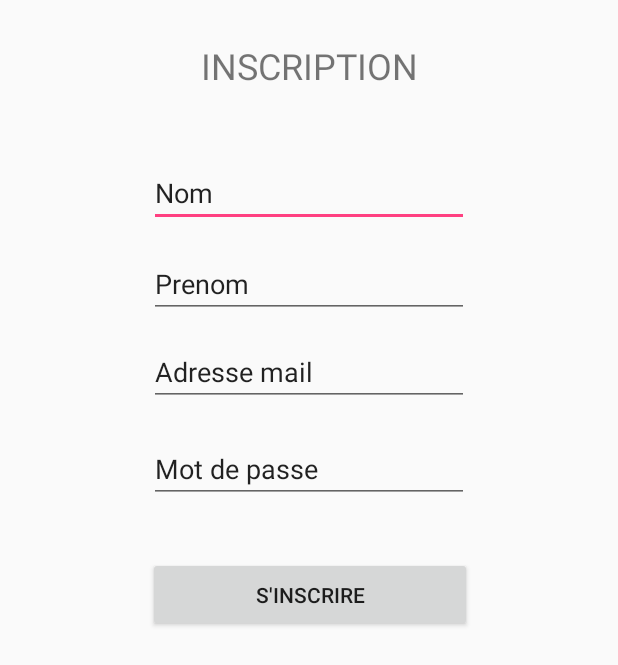
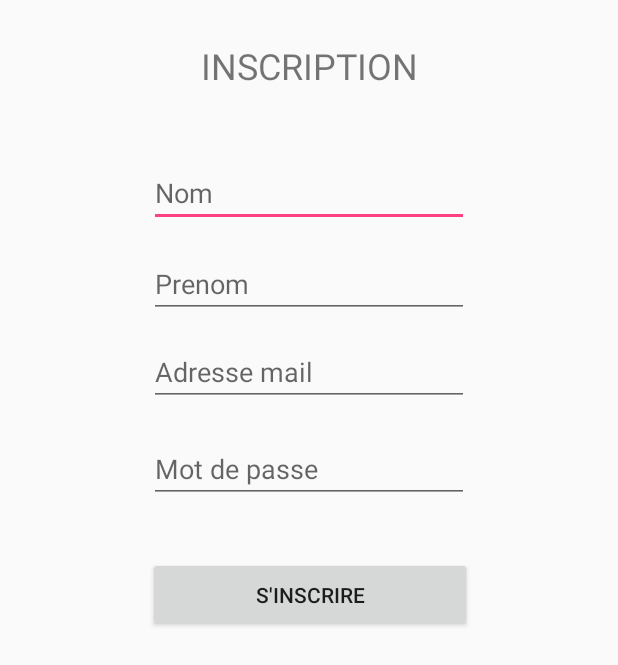
Before and after one commit to EmericN/ATable, an Android app: the screen it shows after launch (InscriptionActivity), after a tap on "INSCRIPTION", on a phone screen of 412 x 824 dp. Shown: the top 665 px of the screen. Run offline under Robolectric (Android 15) with nearby library versions, the phone set to English and light mode, and no system bars; our stand-ins replace Firebase (no records; nobody signed in at launch, a user with empty details on screens opened directly); 1 other tap on this screen came first.

```diff
--- a/app/build.gradle
+++ b/app/build.gradle
@@ -26,8 +26,11 @@ dependencies {
     })
     compile 'com.android.support:appcompat-v7:25.3.1'
     compile 'com.android.support.constraint:constraint-layout:1.0.2'
-    testCompile 'junit:junit:4.12'
     compile 'com.android.support:design:25.3.1'
     compile 'com.android.support:palette-v7:25.3.1'
     compile 'com.android.support:recyclerview-v7:25.3.1'
+    compile 'com.google.firebase:firebase-auth:10.0.1'
+    compile 'com.google.firebase:firebase-database:10.0.1'
+    testCompile 'junit:junit:4.12'
 }
+apply plugin: 'com.google.gms.google-services'
--- a/app/src/main/AndroidManifest.xml
+++ b/app/src/main/AndroidManifest.xml
@@ -20,8 +20,8 @@
         </activity>
 
          <activity android:name=".InscriptionActivity"
-                   android:parentActivityName=".LoginActivity"
-                   android:label="Inscription">
+                   android:label="Inscription"
+                   android:parentActivityName=".LoginActivity">
 
          </activity>
 
@@ -31,6 +31,5 @@
        </activity>
    </application>
 
-
      <uses-permission android:name="android.permission.INTERNET" />
  </manifest>
--- a/app/src/main/java/com/emeric/nicot/atable/FirebaseSalon.java
+++ b/app/src/main/java/com/emeric/nicot/atable/FirebaseSalon.java
@@ -5,10 +5,12 @@ package com.emeric.nicot.atable;
  * Created by Nicot Emeric on 19/09/2017.
  */
 
-class FirebaseSalon {
+public class FirebaseSalon {
 
     private String salon;
-    private String salonAdd;
+
+    public FirebaseSalon() {
+    }
 
     public FirebaseSalon(String salon) {
         this.salon = salon;
--- a/app/src/main/java/com/emeric/nicot/atable/SalonContentFragment.java
+++ b/app/src/main/java/com/emeric/nicot/atable/SalonContentFragment.java
@@ -18,7 +18,6 @@ import android.view.ViewGroup;
 import android.widget.AdapterView;
 import android.widget.EditText;
 import android.widget.LinearLayout;
-import android.widget.ListAdapter;
 import android.widget.ListView;
 
 import com.google.firebase.auth.FirebaseAuth;
@@ -52,7 +51,7 @@ public class SalonContentFragment extends Fragment {
     public ArrayList<FirebaseSalon> salon;
     ListView LV;
     String mail;
-    ListAdapter adapter;
+    CustomAdapterSalon adapter;
     JSONParser jsonParser = new JSONParser();
     JSONArray salonArray = null;
     JSONArray salonArray2 = null;
@@ -63,8 +62,7 @@ public class SalonContentFragment extends Fragment {
     private FirebaseAuth mAuth;
     private FirebaseAuth.AuthStateListener mAuthListener;
     private FirebaseDatabase database;
-    private DatabaseReference myRefRelationship, myRefMessage, myRefChat, myRefRelationshipUser, myRefGetChat, myRefGetChatTs;
-    private QueryFirebase mQueryFirebase;
+    private DatabaseReference myRefRelationship, myRefMessage, myRefChat, myRefGetChat, myRefGetChatTs;
     private String userId, ts;
     private Long tsLong;
 
@@ -82,27 +80,70 @@ public class SalonContentFragment extends Fragment {
 
         View v = inflater.inflate(R.layout.tab_salon_list, null);
         FloatingActionButton floatAdd = (FloatingActionButton) v.findViewById(R.id.FloatButtonAdd);
-        FloatingActionButton floatRefresh = (FloatingActionButton) v.findViewById(R.id.FloatButtonRefresh);
         LV = (ListView) v.findViewById(R.id.ListView1);
+
 
         FirebaseUser currentUser = mAuth.getCurrentUser();
         if (currentUser != null) {
             FirebaseUser user = FirebaseAuth.getInstance().getCurrentUser();
             userId = user.getUid();
 
-            adapter = new CustomAdapterSalon(getContext(), R.layout.list_item, salon);
-            LV.setAdapter(adapter);
-            loadSalon();
         } else {
-
             Intent i = new Intent(v.getContext(), LoginActivity.class);
             i.addFlags(Intent.FLAG_ACTIVITY_CLEAR_TOP);
             startActivity(i);
             // closing this screen
             getActivity().finish();
-
         }
 
+        adapter = new CustomAdapterSalon(getContext(), R.layout.list_item, salon);
+        LV.setAdapter(adapter);
+//        loadSalon();
+        /////////////////////////////////////////////////////
+
+        myRefGetChatTs = database.getReference().child("relationship");
+        myRefGetChatTs.orderByChild(userId).equalTo("admin").addListenerForSingleValueEvent(new ValueEventListener() {
+
+            @Override
+            public void onDataChange(DataSnapshot dataSnapshot) {
+
+                for (DataSnapshot postSnapshot : dataSnapshot.getChildren()) {
+                    final String salonAdminTs = postSnapshot.getKey();
+
+                    myRefGetChat = database.getReference("chats/" + salonAdminTs + "/");
+                    myRefGetChat.addListenerForSingleValueEvent(new ValueEventListener() {
+                        @Override
+                        public void onDataChange(DataSnapshot dataSnapshot) {
+
+                            for (DataSnapshot postSnapshot : dataSnapshot.getChildren()) {
+
+                                String salonAdmin = postSnapshot.getKey();
+                                FirebaseSalon addedsalon = new FirebaseSalon(salonAdmin);
+
+                                salon.add(addedsalon);
+                                Log.d("list1", salon.toString());
+                                adapter.notifyDataSetChanged();
+
+                            }
+                            //adapter.notifyDataSetChanged();
+                        }
+
+                        @Override
+                        public void onCancelled(DatabaseError databaseError) {
+                        }
+                    });
+                }
+
+            }
+
+            @Override
+            public void onCancelled(DatabaseError databaseError) {
+
+            }
+        });
+
+
+        ////////////////////////////////////////////////////////////////////////////
 
 
       /*  myRefRelationshipUser = database.getReference("relationship/"+userId+"/user/");
@@ -171,7 +212,7 @@ public class SalonContentFragment extends Fragment {
                                             public void onComplete(DatabaseError databaseError, DatabaseReference databaseReference) {
                                                 FirebaseSalon salonAdd = new FirebaseSalon(nomsalon);
                                                 salon.add(salonAdd);
-
+                                                adapter.notifyDataSetChanged();
                                             }
                                         });
                                     }
@@ -198,7 +239,7 @@ public class SalonContentFragment extends Fragment {
                 final AlertDialog dialog = alert.create();
                 dialog.show();
 
-                ((AlertDialog) dialog).getButton(AlertDialog.BUTTON_POSITIVE)
+                dialog.getButton(AlertDialog.BUTTON_POSITIVE)
                         .setEnabled(false);
 
                 edittext.addTextChangedListener(new TextWatcher() {
@@ -212,10 +253,10 @@ public class SalonContentFragment extends Fragment {
 
                     public void afterTextChanged(Editable s) {
                         if (TextUtils.isEmpty(s)) {
-                            ((AlertDialog) dialog).getButton(
+                            dialog.getButton(
                                     AlertDialog.BUTTON_POSITIVE).setEnabled(false);
                         } else {
-                            ((AlertDialog) dialog).getButton(
+                            dialog.getButton(
                                     AlertDialog.BUTTON_POSITIVE).setEnabled(true);
                         }
                     }
@@ -223,13 +264,6 @@ public class SalonContentFragment extends Fragment {
             }
         });
 
-        floatRefresh.setOnClickListener(new View.OnClickListener() {
-            @Override
-            public void onClick(View v) {
-                // new GetSalon().execute(GetSalon, mail);
-
-            }
-        });
         return v;
     }
 
--- a/app/src/main/res/layout/activity_inscription.xml
+++ b/app/src/main/res/layout/activity_inscription.xml
@@ -2,11 +2,11 @@
 <android.support.constraint.ConstraintLayout xmlns:android="http://schemas.android.com/apk/res/android"
                                              xmlns:app="http://schemas.android.com/apk/res-auto"
                                              xmlns:tools="http://schemas.android.com/tools"
-                                             android:orientation="vertical"
                                              android:layout_width="match_parent"
                                              android:layout_height="match_parent"
-                                             tools:layout_editor_absoluteY="81dp"
-                                             tools:layout_editor_absoluteX="0dp">
+                                             android:orientation="vertical"
+                                             tools:layout_editor_absoluteX="0dp"
+                                             tools:layout_editor_absoluteY="81dp">
 
     <Button
         android:id="@+id/buttonEnvoyer"
@@ -14,86 +14,86 @@
         android:layout_height="50dp"
         android:layout_marginTop="36dp"
         android:text="S'INSCRIRE"
+        app:layout_constraintHorizontal_bias="0.502"
         app:layout_constraintLeft_toLeftOf="parent"
         app:layout_constraintRight_toRightOf="parent"
         app:layout_constraintTop_toBottomOf="@+id/editTextMDP"
         tools:layout_constraintLeft_creator="1"
         tools:layout_constraintRight_creator="1"
         tools:layout_constraintTop_creator="1"
-        tools:layout_editor_absoluteX="82dp"
-        app:layout_constraintHorizontal_bias="0.502"/>
+        tools:layout_editor_absoluteX="82dp"/>
 
     <EditText
         android:id="@+id/editTextNom"
         android:layout_width="wrap_content"
         android:layout_height="wrap_content"
+        android:layout_marginTop="46dp"
         android:ems="10"
+        android:hint="Nom"
         android:inputType="textPersonName"
-        android:text="Nom"
-        tools:layout_constraintTop_creator="1"
-        android:layout_marginTop="46dp"
+        app:layout_constraintLeft_toLeftOf="@+id/editTextPrenom"
         app:layout_constraintTop_toBottomOf="@+id/textView5"
         tools:layout_constraintLeft_creator="1"
-        app:layout_constraintLeft_toLeftOf="@+id/editTextPrenom"/>
+        tools:layout_constraintTop_creator="1"/>
 
     <EditText
         android:id="@+id/editTextPrenom"
         android:layout_width="wrap_content"
         android:layout_height="wrap_content"
+        android:layout_marginTop="15dp"
         android:ems="10"
+        android:hint="Prenom"
         android:inputType="textPersonName"
-        android:text="Prenom"
-        tools:layout_constraintTop_creator="1"
-        tools:layout_constraintRight_creator="1"
+        app:layout_constraintLeft_toLeftOf="parent"
         app:layout_constraintRight_toRightOf="parent"
-        android:layout_marginTop="15dp"
         app:layout_constraintTop_toBottomOf="@+id/editTextNom"
         tools:layout_constraintLeft_creator="1"
-        app:layout_constraintLeft_toLeftOf="parent"/>
+        tools:layout_constraintRight_creator="1"
+        tools:layout_constraintTop_creator="1"/>
 
     <EditText
         android:id="@+id/editTextMail"
         android:layout_width="wrap_content"
         android:layout_height="wrap_content"
+        android:layout_marginTop="13dp"
         android:ems="10"
-        android:inputType="textPersonName"
-        android:text="Adresse mail"
-        tools:layout_constraintTop_creator="1"
-        tools:layout_constraintRight_creator="1"
+        android:hint="Adresse mail"
+        android:inputType="textEmailAddress"
+        app:layout_constraintLeft_toLeftOf="@+id/editTextPrenom"
         app:layout_constraintRight_toRightOf="@+id/editTextPrenom"
-        android:layout_marginTop="13dp"
         app:layout_constraintTop_toBottomOf="@+id/editTextPrenom"
         tools:layout_constraintLeft_creator="1"
-        app:layout_constraintLeft_toLeftOf="@+id/editTextPrenom"/>
+        tools:layout_constraintRight_creator="1"
+        tools:layout_constraintTop_creator="1"/>
 
     <EditText
         android:id="@+id/editTextMDP"
         android:layout_width="wrap_content"
         android:layout_height="wrap_content"
+        android:layout_marginTop="19dp"
         android:ems="10"
-        android:inputType="textPassword|textVisiblePassword"
-        android:text="Mot de passe"
-        tools:layout_constraintTop_creator="1"
-        tools:layout_constraintRight_creator="1"
+        android:hint="Mot de passe"
+        android:inputType="textPassword"
+        app:layout_constraintLeft_toLeftOf="@+id/editTextMail"
         app:layout_constraintRight_toRightOf="@+id/editTextMail"
-        android:layout_marginTop="19dp"
         app:layout_constraintTop_toBottomOf="@+id/editTextMail"
         tools:layout_constraintLeft_creator="1"
-        app:layout_constraintLeft_toLeftOf="@+id/editTextMail"/>
+        tools:layout_constraintRight_creator="1"
+        tools:layout_constraintTop_creator="1"/>
 
     <TextView
         android:id="@+id/textView5"
         android:layout_width="wrap_content"
         android:layout_height="wrap_content"
+        android:layout_marginTop="27dp"
         android:text="INSCRIPTION"
         android:textAlignment="center"
         android:textSize="24sp"
-        tools:layout_constraintTop_creator="1"
+        app:layout_constraintLeft_toLeftOf="parent"
+        app:layout_constraintRight_toRightOf="parent"
+        app:layout_constraintTop_toTopOf="parent"
+        tools:layout_constraintLeft_creator="1"
         tools:layout_constraintRight_creator="1"
-        app:layout_constraintRight_toRightOf="parent"
-        android:layout_marginTop="27dp"
-        tools:layout_constraintLeft_creator="1"
-        app:layout_constraintLeft_toLeftOf="parent"
-        app:layout_constraintTop_toTopOf="parent"/>
+        tools:layout_constraintTop_creator="1"/>
 
 </android.support.constraint.ConstraintLayout>
```
Also changed, not shown: app/src/main/java/com/emeric/nicot/atable/CustomAdapterSalon.java (+6 -19 lines), app/src/main/res/layout/tab_salon_list.xml (+5 -17 lines).
